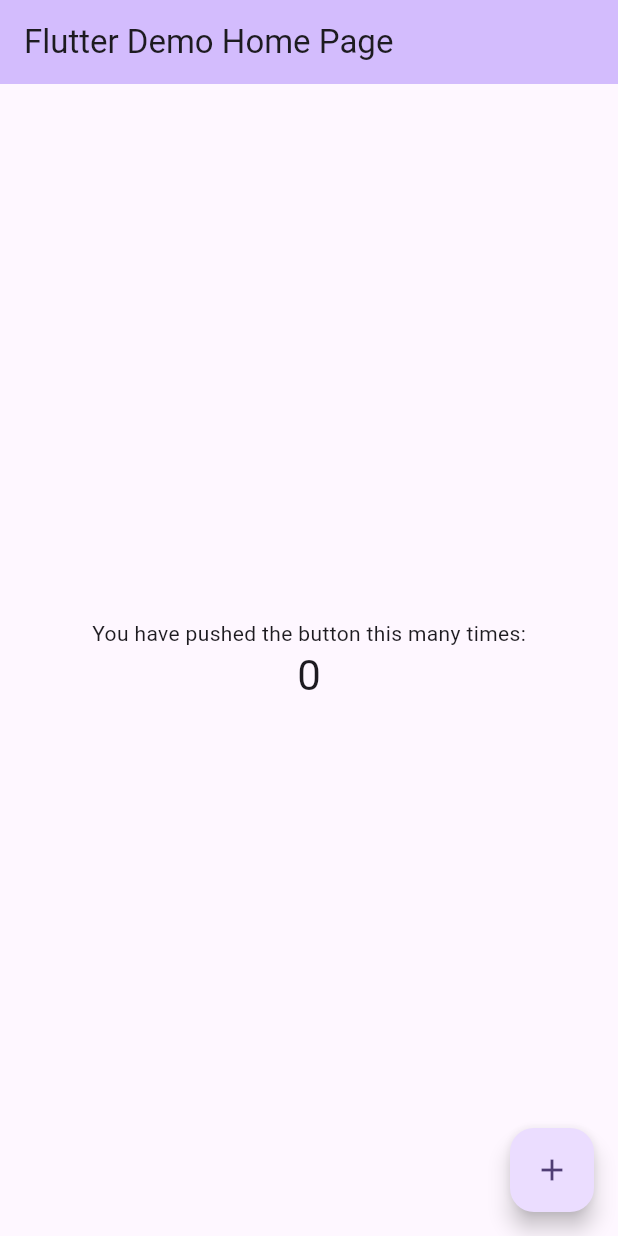
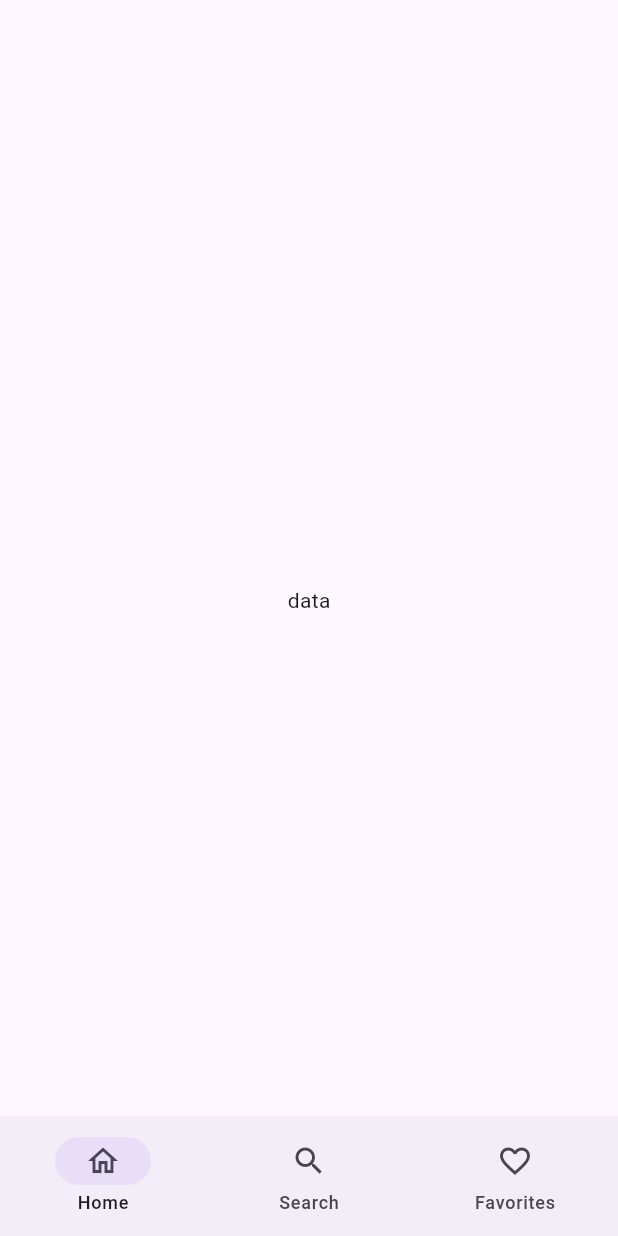
Before and after one commit to md4msb/dev_gallery, a Flutter app: the screen it shows after launch, on a phone screen of 412 x 824 dp. Run offline on Flutter 3.47's test engine with Material 3 defaults, Android fonts, the phone set to English and light mode, and no system bars; our stand-ins replace connectivity_plus, dartz, dio, equatable, flutter_hooks, go_router and 2 more; accounts and stored records are empty.

Commit message:
feat(router): implement navigation structure with splash, home, search, favorites, and developer detail screens

```diff
--- /dev/null
+++ b/lib/core/configs/router/router.dart
@@ -0,0 +1,68 @@
+import 'package:dev_gallery/features/developers/presentation/screen/developer_detail_screen.dart';
+import 'package:dev_gallery/features/developers/presentation/screen/developers_screen.dart';
+import 'package:dev_gallery/features/developers/presentation/screen/favorites_screen.dart';
+import 'package:dev_gallery/features/developers/presentation/screen/search_screen.dart';
+import 'package:dev_gallery/main_app_shell.dart';
+import 'package:dev_gallery/splash_screen.dart';
+import 'package:go_router/go_router.dart';
+import 'router_names.dart';
+
+final GoRouter appRouter = GoRouter(
+  initialLocation: RouteNames.splash,
+  routes: [
+    GoRoute(
+      name: RouteNames.splash,
+      path: '/splash',
+      builder: (context, state) => SplashScreen(),
+    ),
+
+    StatefulShellRoute.indexedStack(
+      builder: (context, state, navShell) =>
+          MainAppShell(navigationShell: navShell),
+      branches: [
+        /// Home tab
+        StatefulShellBranch(
+          routes: [
+            GoRoute(
+              path: '/home',
+              name: RouteNames.home,
+              builder: (context, state) => const DevelopersScreen(),
+            ),
+          ],
+        ),
+
+        /// Search tab
+        StatefulShellBranch(
+          routes: [
+            GoRoute(
+              path: '/search',
+              name: RouteNames.search,
+              builder: (context, state) => const SearchScreen(),
+            ),
+          ],
+        ),
+
+        /// Favorites tab
+        StatefulShellBranch(
+          routes: [
+            GoRoute(
+              path: '/favorites',
+              name: RouteNames.favorites,
+              builder: (context, state) => const FavoritesScreen(),
+            ),
+          ],
+        ),
+      ],
+    ),
+
+    /// Developer detail page
+    GoRoute(
+      path: RouteNames.developerDetails,
+      name: 'developerDetails',
+      builder: (context, state) {
+        // final username = state.pathParameters['username']!;
+        return DeveloperDetailScreen();
+      },
+    ),
+  ],
+);
--- /dev/null
+++ b/lib/core/configs/router/router_names.dart
@@ -0,0 +1,9 @@
+class RouteNames {
+  RouteNames._();
+
+  static const splash = '/splash';
+  static const home = 'home';
+  static const search = 'search';
+  static const favorites = 'favorites';
+  static const developerDetails = 'developer_detail';
+}
--- /dev/null
+++ b/lib/features/developers/presentation/screen/developers_screen.dart
@@ -0,0 +1,13 @@
+import 'package:flutter/material.dart';
+
+class DevelopersScreen extends StatelessWidget {
+  const DevelopersScreen({super.key});
+
+  @override
+  Widget build(BuildContext context) {
+    return Scaffold(
+      appBar: AppBar(),
+      body: Center(child: Text("data")),
+    );
+  }
+}
--- a/lib/main.dart
+++ b/lib/main.dart
@@ -1,122 +1,26 @@
+import 'package:dev_gallery/features/developers/data/models/developer_model.dart';
+import 'package:dev_gallery/injection_container.dart' as di;
 import 'package:flutter/material.dart';
+import 'package:hive_flutter/hive_flutter.dart';
+import 'core/configs/router/router.dart';
 
-void main() {
+void main() async {
+  WidgetsFlutterBinding.ensureInitialized();
+  await Hive.initFlutter();
+  Hive.registerAdapter(DeveloperModelAdapter());
+  await di.init();
   runApp(const MyApp());
 }
 
 class MyApp extends StatelessWidget {
   const MyApp({super.key});
 
-  // This widget is the root of your application.
   @override
   Widget build(BuildContext context) {
-    return MaterialApp(
-      title: 'Flutter Demo',
-      theme: ThemeData(
-        // This is the theme of your application.
-        //
-        // TRY THIS: Try running your application with "flutter run". You'll see
-        // the application has a purple toolbar. Then, without quitting the app,
-        // try changing the seedColor in the colorScheme below to Colors.green
-        // and then invoke "hot reload" (save your changes or press the "hot
-        // reload" button in a Flutter-supported IDE, or press "r" if you used
-        // the command line to start the app).
-        //
-        // Notice that the counter didn't reset back to zero; the application
-        // state is not lost during the reload. To reset the state, use hot
-        // restart instead.
-        //
-        // This works for code too, not just values: Most code changes can be
-        // tested with just a hot reload.
-        colorScheme: ColorScheme.fromSeed(seedColor: Colors.deepPurple),
-      ),
-      home: const MyHomePage(title: 'Flutter Demo Home Page'),
+    return MaterialApp.router(
+      title: 'Dev Gallery',
+      routerConfig: appRouter,
+      debugShowCheckedModeBanner: false,
     );
   }
 }
-
-class MyHomePage extends StatefulWidget {
-  const MyHomePage({super.key, required this.title});
-
-  // This widget is the home page of your application. It is stateful, meaning
-  // that it has a State object (defined below) that contains fields that affect
-  // how it looks.
-
-  // This class is the configuration for the state. It holds the values (in this
-  // case the title) provided by the parent (in this case the App widget) and
-  // used by the build method of the State. Fields in a Widget subclass are
-  // always marked "final".
-
-  final String title;
-
-  @override
-  State<MyHomePage> createState() => _MyHomePageState();
-}
-
-class _MyHomePageState extends State<MyHomePage> {
-  int _counter = 0;
-
-  void _incrementCounter() {
-    setState(() {
-      // This call to setState tells the Flutter framework that something has
-      // changed in this State, which causes it to rerun the build method below
-      // so that the display can reflect the updated values. If we changed
-      // _counter without calling setState(), then the build method would not be
-      // called again, and so nothing would appear to happen.
-      _counter++;
-    });
-  }
-
-  @override
-  Widget build(BuildContext context) {
-    // This method is rerun every time setState is called, for instance as done
-    // by the _incrementCounter method above.
-    //
-    // The Flutter framework has been optimized to make rerunning build methods
-    // fast, so that you can just rebuild anything that needs updating rather
-    // than having to individually change instances of widgets.
-    return Scaffold(
-      appBar: AppBar(
-        // TRY THIS: Try changing the color here to a specific color (to
-        // Colors.amber, perhaps?) and trigger a hot reload to see the AppBar
-        // change color while the other colors stay the same.
-        backgroundColor: Theme.of(context).colorScheme.inversePrimary,
-        // Here we take the value from the MyHomePage object that was created by
-        // the App.build method, and use it to set our appbar title.
-        title: Text(widget.title),
-      ),
-      body: Center(
-        // Center is a layout widget. It takes a single child and positions it
-        // in the middle of the parent.
-        child: Column(
-          // Column is also a layout widget. It takes a list of children and
-          // arranges them vertically. By default, it sizes itself to fit its
-          // children horizontally, and tries to be as tall as its parent.
-          //
-          // Column has various properties to control how it sizes itself and
-          // how it positions its children. Here we use mainAxisAlignment to
-          // center the children vertically; the main axis here is the vertical
-          // axis because Columns are vertical (the cross axis would be
-          // horizontal).
-          //
-          // TRY THIS: Invoke "debug painting" (choose the "Toggle Debug Paint"
-          // action in the IDE, or press "p" in the console), to see the
-          // wireframe for each widget.
-          mainAxisAlignment: MainAxisAlignment.center,
-          children: <Widget>[
-            const Text('You have pushed the button this many times:'),
-            Text(
-              '$_counter',
-              style: Theme.of(context).textTheme.headlineMedium,
-            ),
-          ],
-        ),
-      ),
-      floatingActionButton: FloatingActionButton(
-        onPressed: _incrementCounter,
-        tooltip: 'Increment',
-        child: const Icon(Icons.add),
-      ), // This trailing comma makes auto-formatting nicer for build methods.
-    );
-  }
-}
--- /dev/null
+++ b/lib/main_app_shell.dart
@@ -0,0 +1,30 @@
+import 'package:flutter/material.dart';
+import 'package:go_router/go_router.dart';
+
+class MainAppShell extends StatelessWidget {
+  final StatefulNavigationShell navigationShell;
+
+  const MainAppShell({super.key, required this.navigationShell});
+
+  @override
+  Widget build(BuildContext context) {
+    return Scaffold(
+      body: navigationShell,
+      bottomNavigationBar: NavigationBar(
+        selectedIndex: navigationShell.currentIndex,
+        onDestinationSelected: navigationShell.goBranch,
+        destinations: const [
+          NavigationDestination(icon: Icon(Icons.home_outlined), label: 'Home'),
+          NavigationDestination(
+            icon: Icon(Icons.search_outlined),
+            label: 'Search',
+          ),
+          NavigationDestination(
+            icon: Icon(Icons.favorite_outline),
+            label: 'Favorites',
+          ),
+        ],
+      ),
+    );
+  }
+}
```
Also changed, not shown: lib/features/developers/presentation/screen/developer_detail_screen.dart (added, +10 -0 lines), lib/features/developers/presentation/screen/favorites_screen.dart (added, +10 -0 lines), lib/features/developers/presentation/screen/search_screen.dart (added, +10 -0 lines), lib/splash_screen.dart (added, +21 -0 lines).
